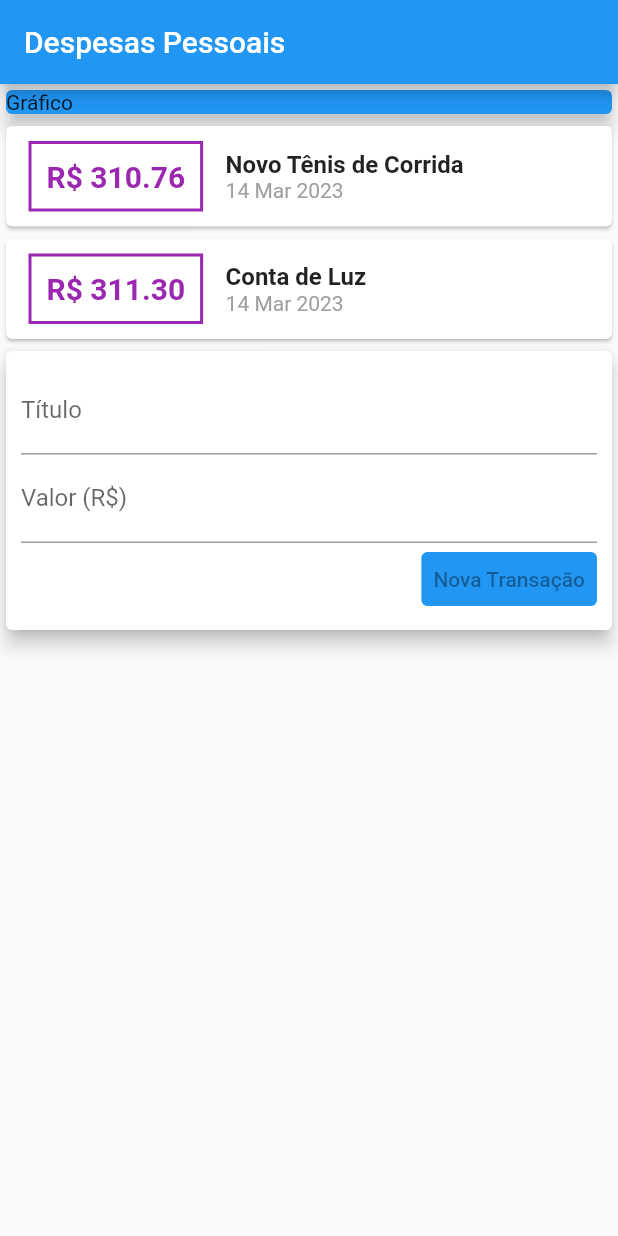
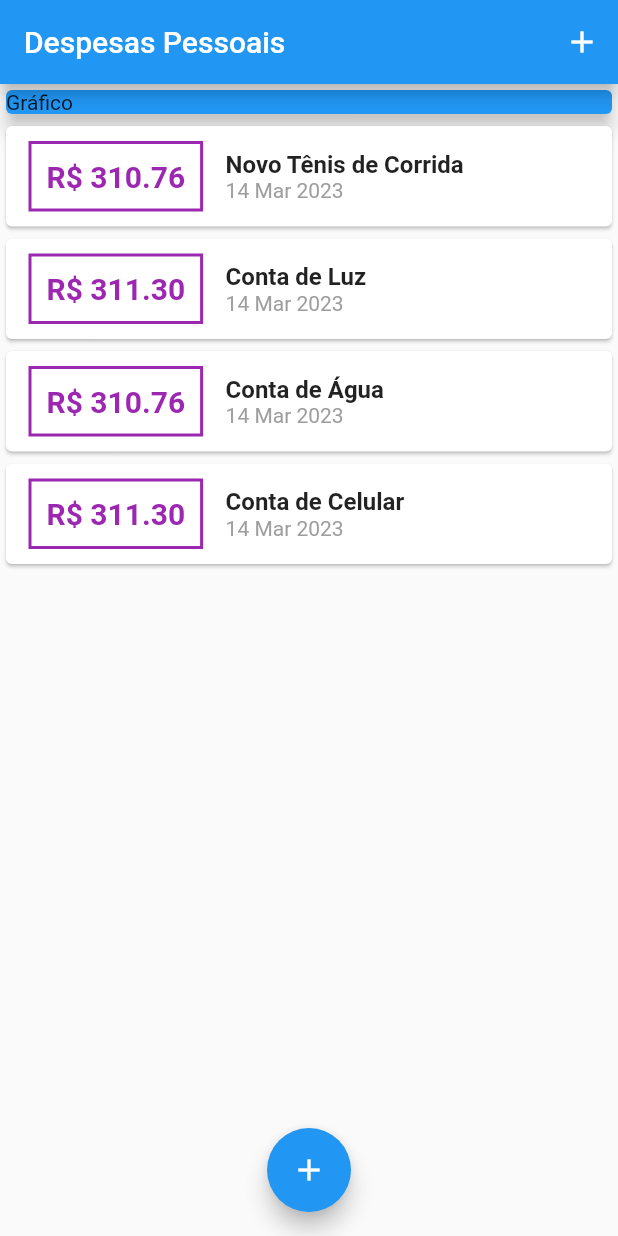
Before and after one commit to jvfranco/expenses, a Flutter app: the screen it shows after launch, on a phone screen of 412 x 824 dp. Run offline on Flutter 3.47's test engine with Material 2 defaults, Android fonts, the phone set to English and light mode, and no system bars.

Commit message:
Criacao de componentes

```diff
--- /dev/null
+++ b/lib/components/transaction_list.dart
@@ -0,0 +1,68 @@
+import 'package:expenses/models/transaction.dart';
+import 'package:flutter/material.dart';
+import 'package:intl/intl.dart';
+
+class TransactionList extends StatelessWidget {
+  final List<Transaction> transactions;
+
+  TransactionList(this.transactions);
+
+  @override
+  Widget build(BuildContext context) {
+    return SizedBox(
+      height: 400,
+      // O Widget ListView faz com que a lista seja carregada conforme demanda através do Scroll,
+      // economiza memória pois não irá gerar todos os cards para os itens da lista
+      // O ListView já possui Scroll automático
+      child: ListView.builder(
+        itemCount: transactions.length,
+        itemBuilder: (ctx, index) {
+          final tr = transactions[index];
+          return Card(
+            child: Row(children: <Widget>[
+              Container(
+                margin: const EdgeInsets.symmetric(
+                  horizontal: 15,
+                  vertical: 10,
+                ),
+                decoration: BoxDecoration(
+                  border: Border.all(
+                    color: Colors.purple,
+                    width: 2,
+                  ),
+                ),
+                padding: const EdgeInsets.all(10),
+                child: Text(
+                  'R\$ ${tr.value.toStringAsFixed(2)}',
+                  style: const TextStyle(
+                    fontWeight: FontWeight.bold,
+                    fontSize: 20,
+                    color: Colors.purple,
+                  ),
+                ),
+              ),
+              Column(
+                crossAxisAlignment: CrossAxisAlignment.start,
+                children: <Widget>[
+                  Text(
+                    tr.title,
+                    style: const TextStyle(
+                      fontSize: 16,
+                      fontWeight: FontWeight.bold,
+                    ),
+                  ),
+                  Text(
+                    DateFormat('d MMM y').format(tr.date),
+                    style: const TextStyle(
+                      color: Colors.grey,
+                    ),
+                  ),
+                ],
+              )
+            ]),
+          );
+        },
+      ),
+    );
+  }
+}
--- a/lib/main.dart
+++ b/lib/main.dart
@@ -1,6 +1,9 @@
+import 'dart:math';
+
+import 'package:expenses/components/transaction_form.dart';
+import 'package:expenses/components/transaction_list.dart';
 import 'package:expenses/models/transaction.dart';
 import 'package:flutter/material.dart';
-import 'package:intl/intl.dart';
 
 void main(List<String> args) {
   runApp(ExpensesApp());
@@ -17,7 +20,12 @@ class ExpensesApp extends StatelessWidget {
 }
 
 // ignore: use_key_in_widget_constructors
-class MyHomePage extends StatelessWidget {
+class MyHomePage extends StatefulWidget {
+  @override
+  State<MyHomePage> createState() => _MyHomePageState();
+}
+
+class _MyHomePageState extends State<MyHomePage> {
   final _transactions = [
     Transaction(
       id: 't1',
@@ -30,16 +38,59 @@ class MyHomePage extends StatelessWidget {
       title: 'Conta de Luz',
       value: 311.30,
       date: DateTime.now(),
+    ),
+    Transaction(
+      id: 't3',
+      title: 'Conta de Água',
+      value: 310.76,
+      date: DateTime.now(),
+    ),
+    Transaction(
+      id: 't4',
+      title: 'Conta de Celular',
+      value: 311.30,
+      date: DateTime.now(),
     )
   ];
+
+  _addTransaction(String title, double value) {
+    final newTransaction = Transaction(
+      id: Random().nextDouble().toString(),
+      title: title,
+      value: value,
+      date: DateTime.now(),
+    );
+
+    setState(() {
+      _transactions.add(newTransaction);
+    });
+
+    Navigator.of(context).pop();
+  }
+
+  _openTransactionFormModal(BuildContext context) {
+    showModalBottomSheet(
+      context: context,
+      builder: (_) {
+        return TransactionForm(_addTransaction);
+      },
+    );
+  }
 
   @override
   Widget build(BuildContext context) {
     return Scaffold(
       appBar: AppBar(
         title: const Text('Despesas Pessoais'),
+        actions: <Widget>[
+          IconButton(
+            onPressed: () => _openTransactionFormModal(context),
+            icon: Icon(Icons.add),
+          )
+        ],
       ),
-      body: Column(
+      body: SingleChildScrollView(
+        child: Column(
           crossAxisAlignment: CrossAxisAlignment.stretch,
           children: <Widget>[
             // ignore: sized_box_for_whitespace
@@ -50,87 +101,17 @@ class MyHomePage extends StatelessWidget {
                 child: Text('Gráfico'),
               ),
             ),
-          Column(
-            children: _transactions.map((tr) {
-              return Card(
-                child: Row(children: <Widget>[
-                  Container(
-                    margin: const EdgeInsets.symmetric(
-                      horizontal: 15,
-                      vertical: 10,
-                    ),
-                    decoration: BoxDecoration(
-                      border: Border.all(
-                        color: Colors.purple,
-                        width: 2,
-                      ),
-                    ),
-                    padding: const EdgeInsets.all(10),
-                    child: Text(
-                      'R\$ ${tr.value.toStringAsFixed(2)}',
-                      style: const TextStyle(
-                        fontWeight: FontWeight.bold,
-                        fontSize: 20,
-                        color: Colors.purple,
-                      ),
-                    ),
-                  ),
-                  Column(
-                    crossAxisAlignment: CrossAxisAlignment.start,
-                    children: <Widget>[
-                      Text(
-                        tr.title,
-                        style: const TextStyle(
-                          fontSize: 16,
-                          fontWeight: FontWeight.bold,
-                        ),
-                      ),
-                      Text(
-                        DateFormat('d MMM y').format(tr.date),
-                        style: const TextStyle(
-                          color: Colors.grey,
-                        ),
-                      ),
-                    ],
-                  )
-                ]),
-              );
-            }).toList(),
-          ),
-          Card(
-            elevation: 5,
-            child: Padding(
-              padding: const EdgeInsets.all(10),
-              child: Column(
-                children: <Widget>[
-                  TextField(
-                    decoration: InputDecoration(
-                      labelText: 'Título',
-                    ),
-                  ),
-                  TextField(
-                    decoration: InputDecoration(
-                      labelText: 'Valor (R\$)',
-                    ),
-                  ),
-                  Row(
-                    mainAxisAlignment: MainAxisAlignment.end,
-                    children: [
-                      TextButton(
-                        onPressed: null,
-                        child: Text('Nova Transação'),
-                        style: TextButton.styleFrom(
-                          backgroundColor: Colors.blue,
-                        ),
-                      ),
-                    ],
-                  )
+            TransactionList(_transactions),
           ],
         ),
       ),
-          )
-        ],
+      floatingActionButton: FloatingActionButton(
+        onPressed: () => _openTransactionFormModal(context),
+        child: const Icon(
+          Icons.add,
         ),
+      ),
+      floatingActionButtonLocation: FloatingActionButtonLocation.centerFloat,
     );
   }
 }
```
Also changed, not shown: lib/components/transaction_form.dart (added, +71 -0 lines). Lines whose indentation alone changed are shown as unchanged.
